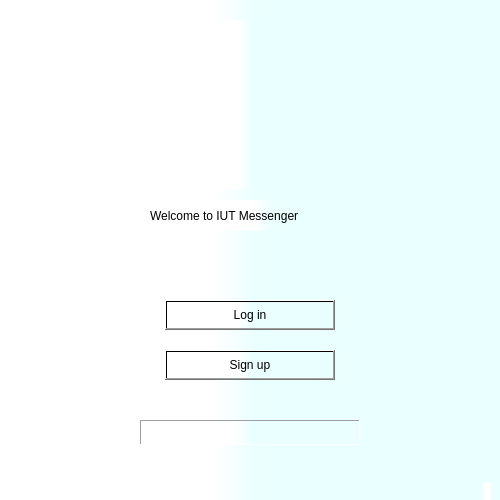
AmirHasanTaban/IUT-Messanger, file Project_AA/messenger.ui: the form before one commit.
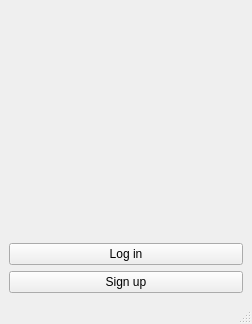
The form after the commit.

What changed in the file:
```diff
--- a/Project_AA/messenger.ui
+++ b/Project_AA/messenger.ui
@@ -6,100 +6,37 @@
    <rect>
     <x>0</x>
     <y>0</y>
-    <width>500</width>
-    <height>500</height>
+    <width>252</width>
+    <height>324</height>
    </rect>
   </property>
   <property name="windowTitle">
    <string>Messenger</string>
   </property>
-  <property name="styleSheet">
-   <string notr="true">background-color: qlineargradient(spread:repeat, x1:0, y1:1, x2:1, y2:1, stop:0.426136 rgba(255, 255, 255, 255), stop:0.517045 rgba(234, 255, 255, 255));</string>
-  </property>
   <widget class="QWidget" name="centralwidget">
+   <layout class="QVBoxLayout" name="verticalLayout">
+    <item>
    <widget class="QLabel" name="label_message">
-    <property name="geometry">
-     <rect>
-      <x>140</x>
-      <y>420</y>
-      <width>220</width>
-      <height>25</height>
-     </rect>
-    </property>
-    <property name="frameShape">
-     <enum>QFrame::Panel</enum>
-    </property>
-    <property name="frameShadow">
-     <enum>QFrame::Sunken</enum>
-    </property>
     <property name="text">
      <string/>
     </property>
    </widget>
+    </item>
+    <item>
    <widget class="QPushButton" name="Login">
-    <property name="geometry">
-     <rect>
-      <x>165</x>
-      <y>300</y>
-      <width>170</width>
-      <height>30</height>
-     </rect>
-    </property>
-    <property name="styleSheet">
-     <string notr="true">font: 700 12pt &quot;Segoe UI&quot;;</string>
-    </property>
     <property name="text">
      <string>Log in</string>
     </property>
    </widget>
+    </item>
+    <item>
    <widget class="QPushButton" name="Signup">
-    <property name="geometry">
-     <rect>
-      <x>165</x>
-      <y>350</y>
-      <width>170</width>
-      <height>30</height>
-     </rect>
-    </property>
-    <property name="styleSheet">
-     <string notr="true">font: 700 12pt &quot;Segoe UI&quot;;</string>
-    </property>
     <property name="text">
      <string>Sign up</string>
     </property>
    </widget>
-   <widget class="QLabel" name="label">
-    <property name="geometry">
-     <rect>
-      <x>165</x>
-      <y>20</y>
-      <width>170</width>
-      <height>170</height>
-     </rect>
-    </property>
-    <property name="text">
-     <string/>
-    </property>
-    <property name="scaledContents">
-     <bool>true</bool>
-    </property>
-   </widget>
-   <widget class="QLabel" name="label_2">
-    <property name="geometry">
-     <rect>
-      <x>150</x>
-      <y>200</y>
-      <width>241</width>
-      <height>31</height>
-     </rect>
-    </property>
-    <property name="styleSheet">
-     <string notr="true">font: 700 12pt &quot;Segoe UI&quot;;</string>
-    </property>
-    <property name="text">
-     <string>Welcome to IUT Messenger</string>
-    </property>
-   </widget>
+    </item>
+   </layout>
   </widget>
   <widget class="QMenuBar" name="menubar">
    <property name="geometry">
```
Left out of the diff: 4 changed lines with no effect on the pictures. Lines whose indentation alone changed are shown as unchanged.
